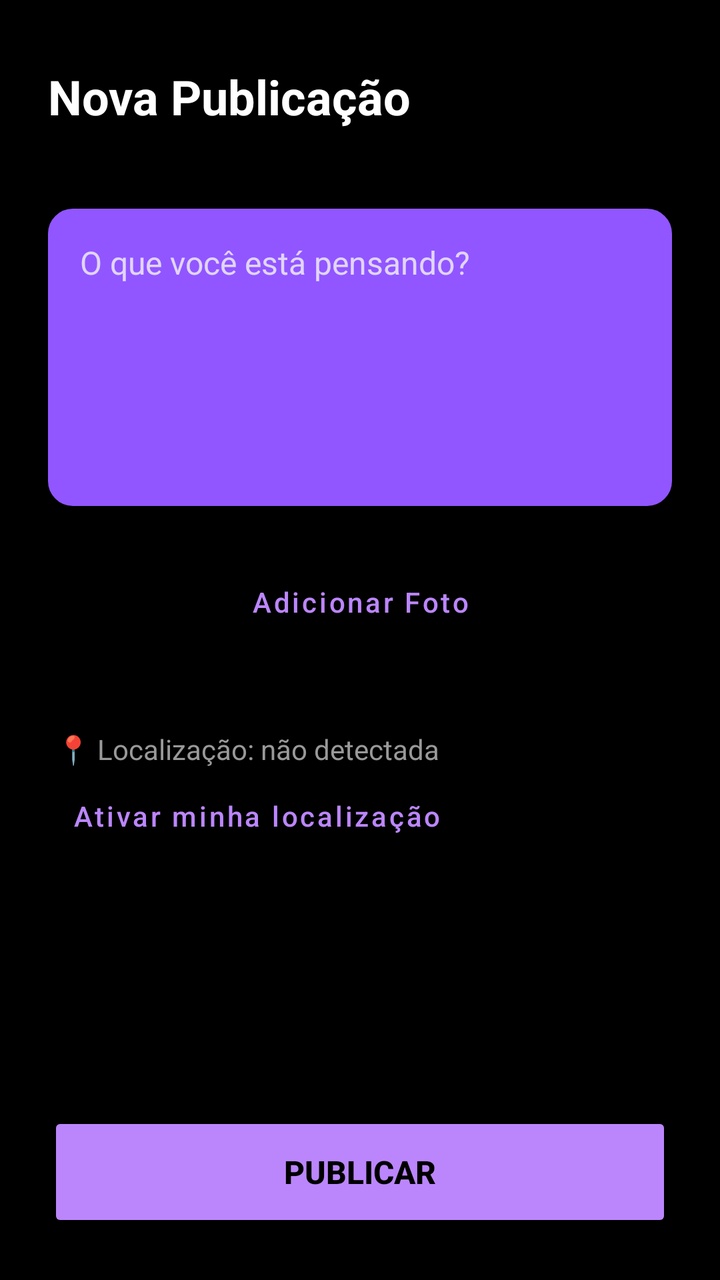
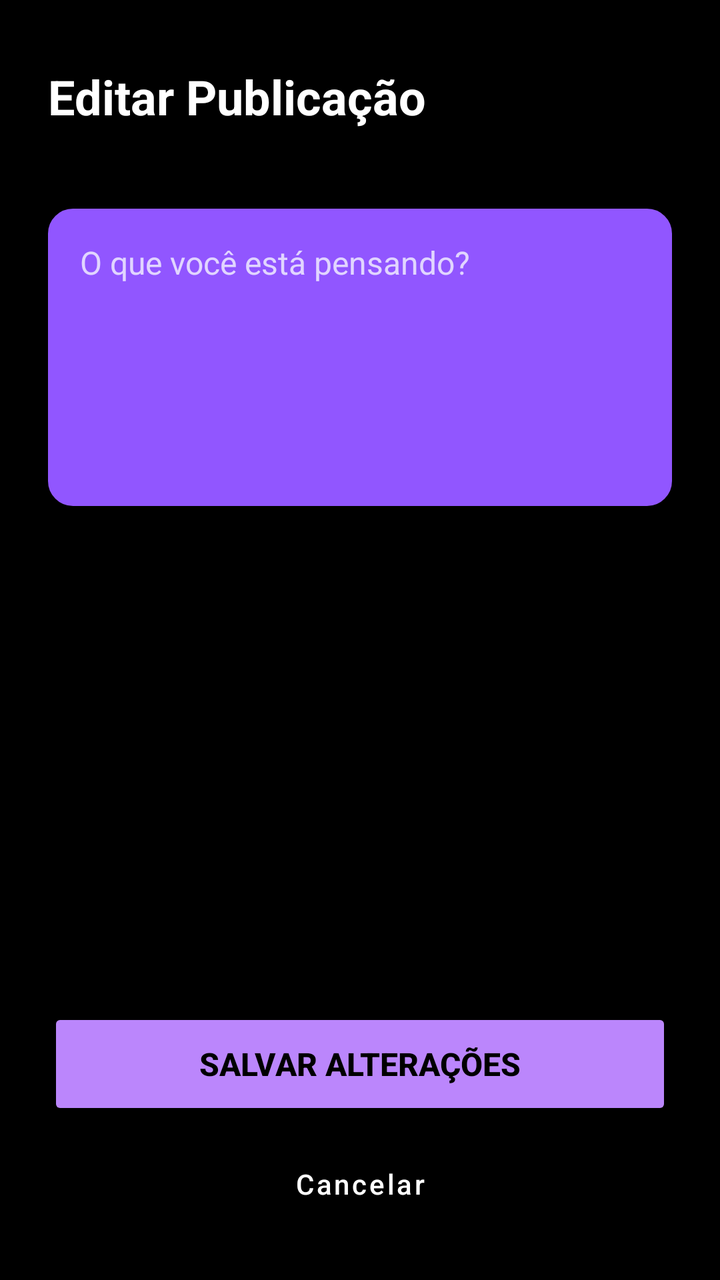

The first picture is an Android layout as it rendered before a commit; the second is the same layout after the commit. The layout source and the unified diff follow.
<!-- AndroidManifest.xml: application theme Theme.MicroRedeSocial -->
<!-- res/layout/activity_editar_post.xml -->
<?xml version="1.0" encoding="utf-8"?>
<androidx.constraintlayout.widget.ConstraintLayout
    xmlns:android="http://schemas.android.com/apk/res/android"
    xmlns:app="http://schemas.android.com/apk/res-auto"
    android:layout_width="match_parent"
    android:layout_height="match_parent"
    android:background="#000000">

    <TextView
        android:id="@+id/textHeader"
        android:layout_width="wrap_content"
        android:layout_height="wrap_content"
        android:text="Nova Publicação"
        android:textSize="24sp"
        android:textStyle="bold"
        android:textColor="#FFFFFF"
        android:layout_marginTop="32dp"
        android:layout_marginStart="24dp"
        app:layout_constraintTop_toTopOf="parent"
        app:layout_constraintStart_toStartOf="parent" />

    <ScrollView
        android:layout_width="match_parent"
        android:layout_height="0dp"
        android:layout_marginTop="16dp"
        android:fillViewport="true"
        app:layout_constraintTop_toBottomOf="@id/textHeader"
        app:layout_constraintBottom_toTopOf="@id/buttonPostar">

        <LinearLayout
            android:layout_width="match_parent"
            android:layout_height="wrap_content"
            android:orientation="vertical"
            android:padding="24dp">

            <LinearLayout
                android:layout_width="match_parent"
                android:layout_height="wrap_content"
                android:background="@drawable/edit_text_rounded"
                android:backgroundTint="#9156FF"
                android:orientation="vertical"
                android:padding="16dp">

                <EditText
                    android:id="@+id/editPost"
                    android:layout_width="match_parent"
                    android:layout_height="wrap_content"
                    android:hint="O que você está pensando?"
                    android:textColorHint="#E1D5FF"
                    android:background="@null"
                    android:minLines="6"
                    android:gravity="top"
                    android:textSize="16sp"
                    android:textColor="#FFFFFF"
                    android:inputType="textMultiLine|textCapSentences"
                    android:importantForAutofill="no" />

                <com.google.android.material.imageview.ShapeableImageView
                    android:id="@+id/imagePreview"
                    android:layout_width="match_parent"
                    android:layout_height="220dp"
                    android:layout_marginTop="12dp"
                    android:visibility="gone"
                    android:scaleType="centerCrop"
                    android:background="#7F39FB"
                    app:shapeAppearanceOverlay="@style/ShapeAppearance.MaterialComponents.MediumComponent"
                    app:strokeColor="#FFFFFF"
                    app:strokeWidth="1dp"/>
            </LinearLayout>

            <Button
                android:id="@+id/buttonSelecionarImagem"
                style="@style/Widget.MaterialComponents.Button.OutlinedButton"
                android:layout_width="match_parent"
                android:layout_height="56dp"
                android:layout_marginTop="20dp"
                android:text="Adicionar Foto"
                android:textColor="#BB86FC"
                app:strokeColor="#BB86FC"
                android:textAllCaps="false"
                app:icon="@android:drawable/ic_menu_camera"
                app:iconTint="#BB86FC"
                app:cornerRadius="12dp" />

            <LinearLayout
                android:layout_width="match_parent"
                android:layout_height="wrap_content"
                android:orientation="vertical"
                android:layout_marginTop="32dp"
                android:padding="4dp">

                <TextView
                    android:id="@+id/textCidade"
                    android:layout_width="match_parent"
                    android:layout_height="wrap_content"
                    android:text="📍 Localização: não detectada"
                    android:textColor="#999999"
                    android:textSize="14sp" />

                <Button
                    android:id="@+id/buttonLocalizacao"
                    style="@style/Widget.MaterialComponents.Button.TextButton"
                    android:layout_width="wrap_content"
                    android:layout_height="wrap_content"
                    android:text="Ativar minha localização"
                    android:textAllCaps="false"
                    android:textColor="#BB86FC" />
            </LinearLayout>

        </LinearLayout>
    </ScrollView>

    <Button
        android:id="@+id/buttonPostar"
        android:layout_width="match_parent"
        android:layout_height="60dp"
        android:layout_margin="24dp"
        android:text="PUBLICAR"
        android:textColor="#000000"
        android:textStyle="bold"
        android:textSize="16sp"
        android:backgroundTint="#BB86FC"
        app:cornerRadius="16dp"
        app:layout_constraintBottom_toBottomOf="parent" />

</androidx.constraintlayout.widget.ConstraintLayout>
<!-- resources referenced by this layout -->
<resources>
  <!-- drawable edit_text_rounded (drawable) -->
  <?xml version="1.0" encoding="utf-8"?>
  <shape xmlns:android="http://schemas.android.com/apk/res/android">
      <solid android:color="#121212"/>
  
      <stroke android:width="1dp" android:color="#333333"/>
  
      <corners android:radius="12dp"/>
  
      <padding
          android:left="16dp"
          android:right="16dp"
          android:top="12dp"
          android:bottom="12dp"/>
  </shape>
  <style name="Theme.MicroRedeSocial" parent="Base.Theme.MicroRedeSocial" />
  <style name="Base.Theme.MicroRedeSocial" parent="Theme.Material3.DayNight.NoActionBar">
          
          
      </style>
</resources>

<!-- the commit's change to res/layout/activity_editar_post.xml (unified diff, before → after) -->
@@ -10,7 +10,7 @@
         android:id="@+id/textHeader"
         android:layout_width="wrap_content"
         android:layout_height="wrap_content"
-        android:text="Nova Publicação"
+        android:text="Editar Publicação"
         android:textSize="24sp"
         android:textStyle="bold"
         android:textColor="#FFFFFF"
@@ -25,7 +25,7 @@
         android:layout_marginTop="16dp"
         android:fillViewport="true"
         app:layout_constraintTop_toBottomOf="@id/textHeader"
-        app:layout_constraintBottom_toTopOf="@id/buttonPostar">
+        app:layout_constraintBottom_toTopOf="@id/layoutBotoes">
 
         <LinearLayout
             android:layout_width="match_parent"
@@ -42,7 +42,7 @@
                 android:padding="16dp">
 
                 <EditText
-                    android:id="@+id/editPost"
+                    android:id="@+id/editTextoPost"
                     android:layout_width="match_parent"
                     android:layout_height="wrap_content"
                     android:hint="O que você está pensando?"
@@ -54,73 +54,39 @@
                     android:textColor="#FFFFFF"
                     android:inputType="textMultiLine|textCapSentences"
                     android:importantForAutofill="no" />
-
-                <com.google.android.material.imageview.ShapeableImageView
-                    android:id="@+id/imagePreview"
-                    android:layout_width="match_parent"
-                    android:layout_height="220dp"
-                    android:layout_marginTop="12dp"
-                    android:visibility="gone"
-                    android:scaleType="centerCrop"
-                    android:background="#7F39FB"
-                    app:shapeAppearanceOverlay="@style/ShapeAppearance.MaterialComponents.MediumComponent"
-                    app:strokeColor="#FFFFFF"
-                    app:strokeWidth="1dp"/>
-            </LinearLayout>
-
-            <Button
-                android:id="@+id/buttonSelecionarImagem"
-                style="@style/Widget.MaterialComponents.Button.OutlinedButton"
-                android:layout_width="match_parent"
-                android:layout_height="56dp"
-                android:layout_marginTop="20dp"
-                android:text="Adicionar Foto"
-                android:textColor="#BB86FC"
-                app:strokeColor="#BB86FC"
-                android:textAllCaps="false"
-                app:icon="@android:drawable/ic_menu_camera"
-                app:iconTint="#BB86FC"
-                app:cornerRadius="12dp" />
-
-            <LinearLayout
-                android:layout_width="match_parent"
-                android:layout_height="wrap_content"
-                android:orientation="vertical"
-                android:layout_marginTop="32dp"
-                android:padding="4dp">
-
-                <TextView
-                    android:id="@+id/textCidade"
-                    android:layout_width="match_parent"
-                    android:layout_height="wrap_content"
-                    android:text="📍 Localização: não detectada"
-                    android:textColor="#999999"
-                    android:textSize="14sp" />
-
-                <Button
-                    android:id="@+id/buttonLocalizacao"
-                    style="@style/Widget.MaterialComponents.Button.TextButton"
-                    android:layout_width="wrap_content"
-                    android:layout_height="wrap_content"
-                    android:text="Ativar minha localização"
-                    android:textAllCaps="false"
-                    android:textColor="#BB86FC" />
             </LinearLayout>
 
         </LinearLayout>
     </ScrollView>
 
-    <Button
-        android:id="@+id/buttonPostar"
+    <LinearLayout
+        android:id="@+id/layoutBotoes"
         android:layout_width="match_parent"
-        android:layout_height="60dp"
-        android:layout_margin="24dp"
-        android:text="PUBLICAR"
-        android:textColor="#000000"
-        android:textStyle="bold"
-        android:textSize="16sp"
-        android:backgroundTint="#BB86FC"
-        app:cornerRadius="16dp"
-        app:layout_constraintBottom_toBottomOf="parent" />
+        android:layout_height="wrap_content"
+        android:orientation="vertical"
+        android:padding="24dp"
+        app:layout_constraintBottom_toBottomOf="parent">
+
+        <Button
+            android:id="@+id/btnSalvarEdicao"
+            android:layout_width="match_parent"
+            android:layout_height="56dp"
+            android:text="SALVAR ALTERAÇÕES"
+            android:textColor="#000000"
+            android:textStyle="bold"
+            android:textSize="16sp"
+            android:backgroundTint="#BB86FC"
+            app:cornerRadius="16dp" />
+
+        <Button
+            android:id="@+id/btnCancelarEdicao"
+            style="@style/Widget.MaterialComponents.Button.TextButton"
+            android:layout_width="match_parent"
+            android:layout_height="wrap_content"
+            android:layout_marginTop="8dp"
+            android:text="Cancelar"
+            android:textColor="#FFFFFF"
+            android:textAllCaps="false" />
+    </LinearLayout>
 
 </androidx.constraintlayout.widget.ConstraintLayout>
